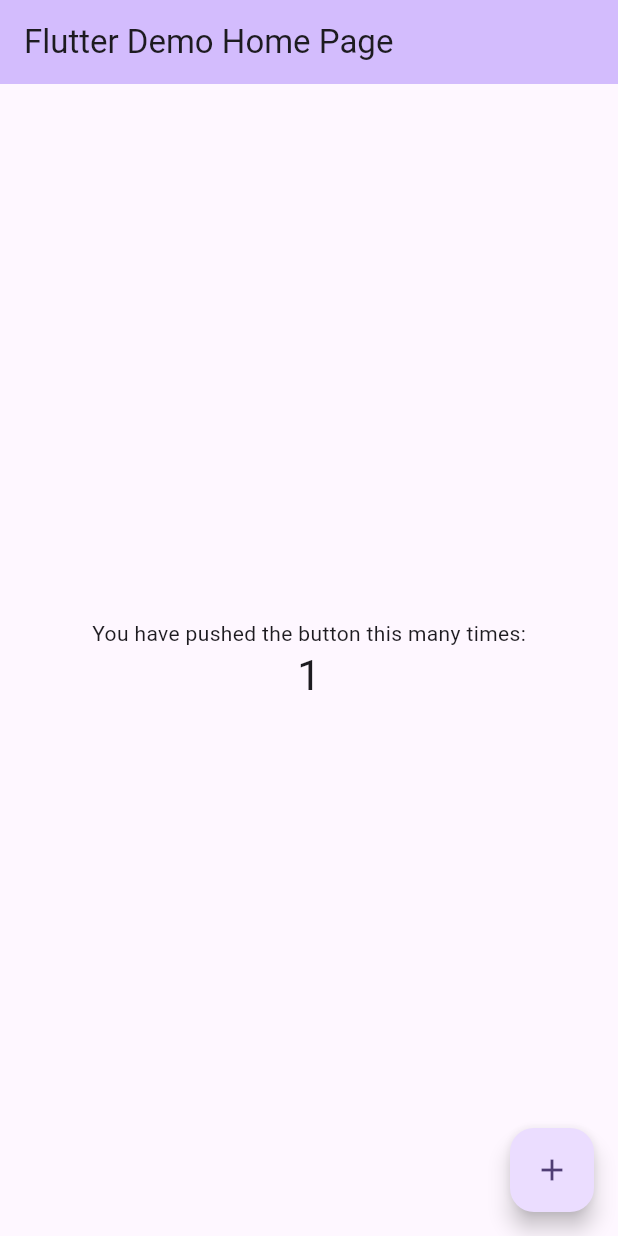
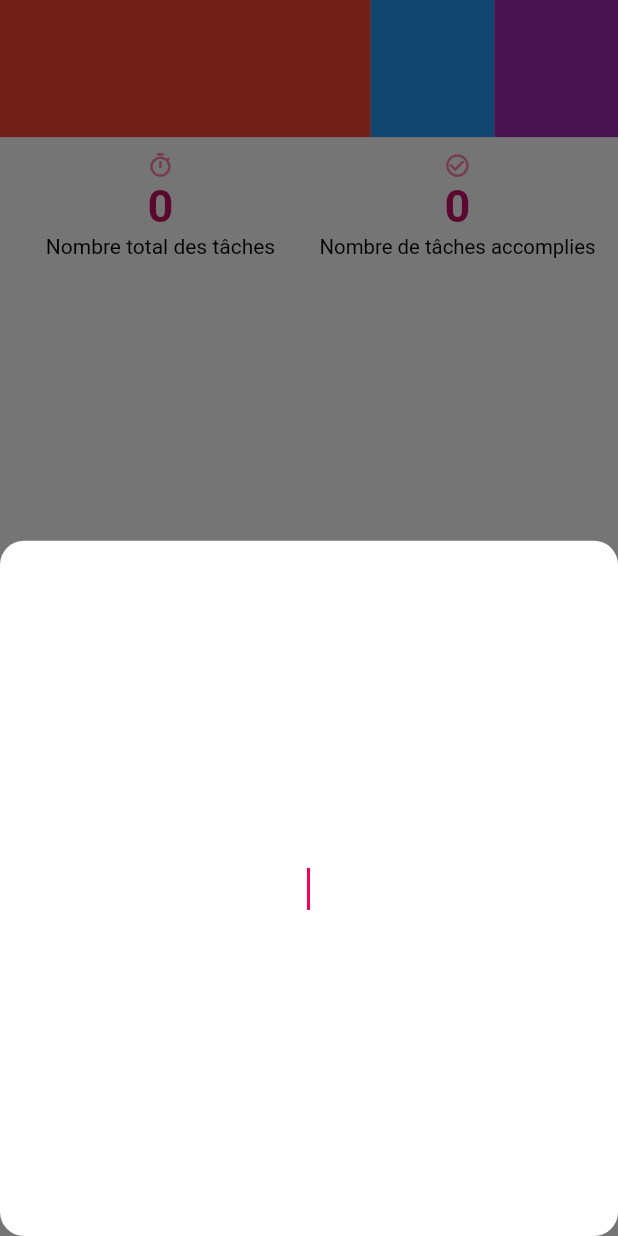
Before and after one commit to JonGaius/devoir_group3_flutter, a Flutter app: the screen it shows after launch, after a tap on the "add" icon, on a phone screen of 412 x 824 dp. Run offline on Flutter 3.47's test engine with Material 2 defaults, Android fonts, the phone set to English and light mode, and no system bars.

Commit message:
ajout et list et suppression d'une tâche

```diff
--- a/lib/main.dart
+++ b/lib/main.dart
@@ -1,125 +1,23 @@
 import 'package:flutter/material.dart';
+import 'package:provider/provider.dart';
+import 'package:todoapp_devoir_groupe3/view_models/app_view_model.dart';
+import 'package:todoapp_devoir_groupe3/views/task_page.dart';
 
 void main() {
-  runApp(const MyApp());
+  runApp(
+      ChangeNotifierProvider(
+          create: (context) => AppViewModel(),
+          child: const MyApp()
+      )
+  );
 }
 
 class MyApp extends StatelessWidget {
   const MyApp({super.key});
-
-  // This widget is the root of your application.
   @override
   Widget build(BuildContext context) {
-    return MaterialApp(
-      title: 'Flutter Demo',
-      theme: ThemeData(
-        // This is the theme of your application.
-        //
-        // TRY THIS: Try running your application with "flutter run". You'll see
-        // the application has a blue toolbar. Then, without quitting the app,
-        // try changing the seedColor in the colorScheme below to Colors.green
-        // and then invoke "hot reload" (save your changes or press the "hot
-        // reload" button in a Flutter-supported IDE, or press "r" if you used
-        // the command line to start the app).
-        //
-        // Notice that the counter didn't reset back to zero; the application
-        // state is not lost during the reload. To reset the state, use hot
-        // restart instead.
-        //
-        // This works for code too, not just values: Most code changes can be
-        // tested with just a hot reload.
-        colorScheme: ColorScheme.fromSeed(seedColor: Colors.deepPurple),
-        useMaterial3: true,
-      ),
-      home: const MyHomePage(title: 'Flutter Demo Home Page'),
+    return const MaterialApp(
+      home: TaskPage(),
     );
   }
 }
-
-class MyHomePage extends StatefulWidget {
-  const MyHomePage({super.key, required this.title});
-
-  // This widget is the home page of your application. It is stateful, meaning
-  // that it has a State object (defined below) that contains fields that affect
-  // how it looks.
-
-  // This class is the configuration for the state. It holds the values (in this
-  // case the title) provided by the parent (in this case the App widget) and
-  // used by the build method of the State. Fields in a Widget subclass are
-  // always marked "final".
-
-  final String title;
-
-  @override
-  State<MyHomePage> createState() => _MyHomePageState();
-}
-
-class _MyHomePageState extends State<MyHomePage> {
-  int _counter = 0;
-
-  void _incrementCounter() {
-    setState(() {
-      // This call to setState tells the Flutter framework that something has
-      // changed in this State, which causes it to rerun the build method below
-      // so that the display can reflect the updated values. If we changed
-      // _counter without calling setState(), then the build method would not be
-      // called again, and so nothing would appear to happen.
-      _counter++;
-    });
-  }
-
-  @override
-  Widget build(BuildContext context) {
-    // This method is rerun every time setState is called, for instance as done
-    // by the _incrementCounter method above.
-    //
-    // The Flutter framework has been optimized to make rerunning build methods
-    // fast, so that you can just rebuild anything that needs updating rather
-    // than having to individually change instances of widgets.
-    return Scaffold(
-      appBar: AppBar(
-        // TRY THIS: Try changing the color here to a specific color (to
-        // Colors.amber, perhaps?) and trigger a hot reload to see the AppBar
-        // change color while the other colors stay the same.
-        backgroundColor: Theme.of(context).colorScheme.inversePrimary,
-        // Here we take the value from the MyHomePage object that was created by
-        // the App.build method, and use it to set our appbar title.
-        title: Text(widget.title),
-      ),
-      body: Center(
-        // Center is a layout widget. It takes a single child and positions it
-        // in the middle of the parent.
-        child: Column(
-          // Column is also a layout widget. It takes a list of children and
-          // arranges them vertically. By default, it sizes itself to fit its
-          // children horizontally, and tries to be as tall as its parent.
-          //
-          // Column has various properties to control how it sizes itself and
-          // how it positions its children. Here we use mainAxisAlignment to
-          // center the children vertically; the main axis here is the vertical
-          // axis because Columns are vertical (the cross axis would be
-          // horizontal).
-          //
-          // TRY THIS: Invoke "debug painting" (choose the "Toggle Debug Paint"
-          // action in the IDE, or press "p" in the console), to see the
-          // wireframe for each widget.
-          mainAxisAlignment: MainAxisAlignment.center,
-          children: <Widget>[
-            const Text(
-              'You have pushed the button this many times:',
-            ),
-            Text(
-              '$_counter',
-              style: Theme.of(context).textTheme.headlineMedium,
-            ),
-          ],
-        ),
-      ),
-      floatingActionButton: FloatingActionButton(
-        onPressed: _incrementCounter,
-        tooltip: 'Increment',
-        child: const Icon(Icons.add),
-      ), // This trailing comma makes auto-formatting nicer for build methods.
-    );
-  }
-}
--- /dev/null
+++ b/lib/models/task_model.dart
@@ -0,0 +1,6 @@
+class Task {
+  String title;
+  bool completed;
+
+  Task(this.title, this.completed);
+}
--- /dev/null
+++ b/lib/models/user_model.dart
@@ -0,0 +1,6 @@
+class User {
+  String name;
+  String username;
+
+  User(this.name, this.username);
+}
--- /dev/null
+++ b/lib/view_models/app_view_model.dart
@@ -0,0 +1,55 @@
+import 'package:flutter/material.dart';
+
+import '../models/task_model.dart';
+import '../models/user_model.dart';
+
+class AppViewModel extends ChangeNotifier {
+  List<Task> tasks = <Task>[];
+  User user = User("Group 3", "group_3");
+  Color colorWhite = Colors.white;
+  Color colorBlack = Colors.black;
+  Color colorBorder = Colors.grey.shade500;
+  Color colorBackground2 = Colors.grey.shade50;
+  Color colorLevel1 = Colors.pinkAccent.shade100;
+  Color colorLevel2 = Colors.pinkAccent.shade200;
+  Color colorLevel3 = Colors.pinkAccent.shade400;
+  Color colorLevel4 = Colors.pinkAccent.shade700;
+
+  int get numTasks => tasks.length;
+  int get numCompletedTasks => tasks.where((task) => task.completed).length;
+
+  void addTask(Task newTask){
+    tasks.add(newTask);
+    notifyListeners();
+  }
+
+  String getTaskTitle(int tabIndex) {
+    return tasks[tabIndex].title;
+  }
+
+  bool getTaskValue(int tabIndex) {
+    return tasks[tabIndex].completed;
+  }
+  void setTaskValue(int tabIndex, bool taskValue){
+    tasks[tabIndex].completed = taskValue;
+    notifyListeners();
+  }
+
+  void deleteTask(int tabIndex){
+    tasks.removeAt(tabIndex);
+    notifyListeners();
+  }
+
+
+  void bottomSheetBuilder(Widget bottomSheetView, BuildContext context) {
+    showModalBottomSheet(
+      shape: RoundedRectangleBorder(borderRadius: BorderRadius.circular(16)),
+      clipBehavior: Clip.antiAliasWithSaveLayer,
+      backgroundColor: Colors.white,
+      context: context,
+      builder: ((context) {
+        return bottomSheetView;
+      })
+    );
+  }
+}
--- /dev/null
+++ b/lib/views/add_task_view.dart
@@ -0,0 +1,32 @@
+import 'package:flutter/material.dart';
+import 'package:provider/provider.dart';
+import 'package:todoapp_devoir_groupe3/view_models/app_view_model.dart';
+import 'package:todoapp_devoir_groupe3/views/bottom_sheets/add_task_bottom_sheet_view.dart';
+
+class AddTaskView extends StatelessWidget {
+  const AddTaskView({super.key});
+
+  @override
+  Widget build(BuildContext context) {
+
+    return Consumer<AppViewModel>(builder: (context, viewModel, child) {
+      return SizedBox(
+        width: 60,
+        height: 60,
+        child: ElevatedButton(
+          style: ElevatedButton.styleFrom(
+            backgroundColor: viewModel.colorLevel4,
+            foregroundColor: viewModel.colorWhite,
+            shape: RoundedRectangleBorder(
+                borderRadius: BorderRadius.circular(24)
+            ),
+            elevation: 0
+          ),
+          onPressed: () {
+            viewModel.bottomSheetBuilder(const AddTaskBottomSheetView(), context);
+          },
+          child: const Icon(Icons.add, size: 30,),),
+      );
+    });
+  }
+}
--- /dev/null
+++ b/lib/views/bottom_sheets/add_task_bottom_sheet_view.dart
@@ -0,0 +1,61 @@
+import 'package:flutter/material.dart';
+import 'package:provider/provider.dart';
+import 'package:todoapp_devoir_groupe3/models/task_model.dart';
+import 'package:todoapp_devoir_groupe3/view_models/app_view_model.dart';
+
+class AddTaskBottomSheetView extends StatelessWidget {
+  const AddTaskBottomSheetView({super.key});
+
+  @override
+  Widget build(BuildContext context) {
+    return Consumer<AppViewModel>(builder: (context, viewModel, child) {
+      var hauteurEcran = MediaQuery.of(context).size.height;
+      var largeurEcran = MediaQuery.of(context).size.width;
+      final TextEditingController entryController = TextEditingController();
+
+      return SizedBox(
+        height: hauteurEcran,
+        child: Center(
+          child: Padding(
+            padding: EdgeInsets.only(bottom: MediaQuery.of(context).viewInsets.bottom),
+            child: SizedBox(
+              width: largeurEcran * 0.8,
+              child: TextField(
+                onSubmitted: (value) {
+                  if(entryController.text.isNotEmpty){
+                    Task newTask = Task(entryController.text, false);
+                    viewModel.addTask(newTask);
+                    entryController.clear();
+                  }
+                  Navigator.of(context).pop();
+                },
+                decoration: InputDecoration(
+                  contentPadding: const EdgeInsets.only(bottom: 5),
+                  filled: true,
+                  fillColor: viewModel.colorWhite,
+                  border: const OutlineInputBorder(
+                    borderSide: BorderSide(
+                      width: 0,
+                      style: BorderStyle.none
+                    )
+                  )
+                ),
+                autofocus: true,
+                autocorrect: false,
+                textAlign: TextAlign.center,
+                cursorColor: viewModel.colorLevel3,
+                textAlignVertical: TextAlignVertical.center,
+                controller: entryController,
+                style: TextStyle(
+                    color: viewModel.colorLevel4,
+                    fontWeight: FontWeight.w500,
+                    fontSize: 24
+                ),
+              ),
+            ),
+          ),
+        ),
+      );
+    });
+  }
+}
--- /dev/null
+++ b/lib/views/header_view.dart
@@ -0,0 +1,29 @@
+import 'package:flutter/material.dart';
+import 'package:provider/provider.dart';
+import 'package:todoapp_devoir_groupe3/view_models/app_view_model.dart';
+
+class HeaderView extends StatelessWidget {
+  const HeaderView({super.key});
+
+  @override
+  Widget build(BuildContext context) {
+    return Consumer<AppViewModel>(builder: (context, viewModel, child){
+      return Row(
+        children: [
+           Expanded(
+             flex: 3,
+             child: Container(color: Colors.red,)
+           ),
+           Expanded(
+             flex: 1,
+             child: Container(color: Colors.blue,)
+           ),
+           Expanded(
+             flex: 1,
+             child: Container(color: Colors.purple ,)
+           ),
+        ],
+      );
+    });
+  }
+}
--- /dev/null
+++ b/lib/views/task_info_view.dart
@@ -0,0 +1,128 @@
+import 'package:flutter/material.dart';
+import 'package:provider/provider.dart';
+import 'package:todoapp_devoir_groupe3/view_models/app_view_model.dart';
+
+class TaskInfoView extends StatelessWidget {
+  const TaskInfoView({super.key});
+
+  @override
+  Widget build(BuildContext context) {
+    return Consumer<AppViewModel>(builder: (context, viewModel, child) {
+      return Container(
+        color: viewModel.colorWhite,
+        padding: const EdgeInsets.fromLTRB(15, 10, 15, 10),
+        child: Row(
+          children: [
+            Expanded(
+                flex: 1,
+                child: Container(
+                  decoration: BoxDecoration(
+                    borderRadius: BorderRadius.circular(8),
+                  ),
+                  child: Column(
+                    children: [
+                      Expanded(
+                        flex: 1,
+                        child: Align(
+                          alignment: Alignment.center,
+                          child: FittedBox(
+                            child: Icon(Icons.timer_outlined, color: viewModel.colorLevel1, size: 34),
+                          ),
+                        ),
+                      ),
+                      Expanded(
+                        flex: 2,
+                        child: Align(
+                          alignment: Alignment.center,
+                          child: FittedBox(
+                            child: Text(
+                              "${viewModel.numTasks}",
+                              style: TextStyle(
+                                fontSize: 32,
+                                fontWeight: FontWeight.bold,
+                                color: viewModel.colorLevel4,
+                              ),
+                            ),
+                          ),
+                        ),
+                      ),
+                      Expanded(
+                        flex: 1,
+                        child: Align(
+                          alignment: Alignment.center,
+                          child: FittedBox(
+                            child: Text(
+                              "Nombre total des tâches",
+                              style: TextStyle(
+                                fontSize: 14,
+                                color: viewModel.colorBlack,
+                              ),
+                            ),
+                          ),
+                        ),
+                      ),
+                    ],
+                  ),
+                )
+            ),
+            const SizedBox(
+              width: 14,
+            ),
+            Expanded(
+                flex: 1,
+                child:  Container(
+                  decoration: BoxDecoration(
+                    borderRadius: BorderRadius.circular(8),
+                  ),
+                  child: Column(
+                    children: [
+                      Expanded(
+                        flex: 1,
+                        child: Align(
+                          alignment: Alignment.center,
+                          child: FittedBox(
+                            child: Icon(Icons.check_circle_outline, color: viewModel.colorLevel1, size: 34),
+                          ),
+                        ),
+                      ),
+                      Expanded(
+                        flex: 2,
+                        child: Align(
+                          alignment: Alignment.center,
+                          child: FittedBox(
+                            child: Text(
+                              "${viewModel.numCompletedTasks}",
+                              style: TextStyle(
+                                fontSize: 32,
+                                fontWeight: FontWeight.bold,
+                                color: viewModel.colorLevel4,
+                              ),
+                            ),
+                          ),
+                        ),
+                      ),
+                      Expanded(
+                        flex: 1,
+                        child: Align(
+                          alignment: Alignment.center,
+                          child: FittedBox(
+                            child: Text(
+                              "Nombre de tâches accomplies",
+                              style: TextStyle(
+                                fontSize: 14,
+                                color: viewModel.colorBlack,
+                              ),
+                            ),
+                          ),
+                        ),
+                      ),
+                    ],
+                  ),
+                )
+            ),
+          ],
+        ),
+      );
+    });
+  }
+}
--- /dev/null
+++ b/lib/views/task_list_view.dart
@@ -0,0 +1,81 @@
+import 'package:flutter/material.dart';
+import 'package:provider/provider.dart';
+import 'package:todoapp_devoir_groupe3/view_models/app_view_model.dart';
+
+class TaskListView extends StatelessWidget {
+  const TaskListView({super.key});
+
+  @override
+  Widget build(BuildContext context) {
+    return Consumer<AppViewModel>(builder: (context, viewModel, child) {
+      return Container(
+        decoration: BoxDecoration(
+          color: viewModel.colorWhite
+        ),
+        child: ListView.separated(
+            padding: const EdgeInsets.all(20),
+            separatorBuilder: (context, index){
+              return const SizedBox(
+                height: 15,
+              );
+            },
+            itemCount: viewModel.numTasks,
+            itemBuilder: (context, index) {
+              return Dismissible(
+                key: UniqueKey(),
+                onDismissed: (direction) {
+                  viewModel.deleteTask(index);
+                },
+                background: Container(
+                  margin: const EdgeInsets.symmetric(horizontal: 8),
+                  decoration: BoxDecoration(
+                    color: viewModel.colorLevel1,
+                    borderRadius: BorderRadius.circular(16),
+                  ),
+                  padding: const EdgeInsets.only(top: 10, bottom: 10, left: 5, right: 5),
+                  child: Center(
+                    child: Icon(
+                      Icons.delete,
+                      color: viewModel.colorWhite,
+                    ),
+                  ),
+                ),
+                child: Container(
+                  decoration: BoxDecoration(
+                    color: viewModel.colorBackground2,
+                    borderRadius: BorderRadius.circular(16),
+                  ),
+                  padding: const EdgeInsets.only(top: 10, bottom: 10, left: 5, right: 5),
+                  child: ListTile(
+                    leading: Checkbox(
+                      shape: RoundedRectangleBorder(
+                        borderRadius: BorderRadius.circular(8),
+                        side: BorderSide(
+                            width: 2,
+                            color: viewModel.colorBorder
+                        ),
+                      ),
+                      checkColor: viewModel.colorLevel3,
+                      activeColor: viewModel.colorLevel4,
+                      value: viewModel.getTaskValue(index),
+                      onChanged: (bool? value) {
+                        viewModel.setTaskValue(index, value!);
+                      },
+                    ),
+                    title: Text(
+                      viewModel.getTaskTitle(index),
+                      style: TextStyle(
+                        color: viewModel.colorBlack,
+                        fontSize: 18,
+                        fontWeight: FontWeight.w500,
+                      ),
+                    ),
+                  ),
+                ),
+              );
+            },
+        ),
+      );
+    });
+  }
+}
--- /dev/null
+++ b/lib/views/task_page.dart
@@ -0,0 +1,36 @@
+import 'package:flutter/material.dart';
+import 'package:todoapp_devoir_groupe3/views/add_task_view.dart';
+import 'package:todoapp_devoir_groupe3/views/header_view.dart';
+import 'package:todoapp_devoir_groupe3/views/task_info_view.dart';
+import 'package:todoapp_devoir_groupe3/views/task_list_view.dart';
+
+
+class TaskPage extends StatelessWidget {
+  const TaskPage({super.key});
+
+  @override
+  Widget build(BuildContext context) {
+    return const Scaffold(
+      body: SafeArea(
+        bottom: false,
+        child: Column(
+          children: [
+            Expanded(
+                flex: 1,
+                child: HeaderView()
+            ),
+            Expanded(
+                flex: 1,
+                child: TaskInfoView()
+            ),
+            Expanded(
+                flex: 7,
+                child: TaskListView()
+            ),
+          ],
+        )
+      ),
+      floatingActionButton: AddTaskView(),
+    );
+  }
+}
--- a/pubspec.yaml
+++ b/pubspec.yaml
@@ -35,6 +35,7 @@ dependencies:
   # The following adds the Cupertino Icons font to your application.
   # Use with the CupertinoIcons class for iOS style icons.
   cupertino_icons: ^1.0.2
+  provider: ^6.0.5
 
 dev_dependencies:
   flutter_test:
```
Also changed, not shown: pubspec.lock.
